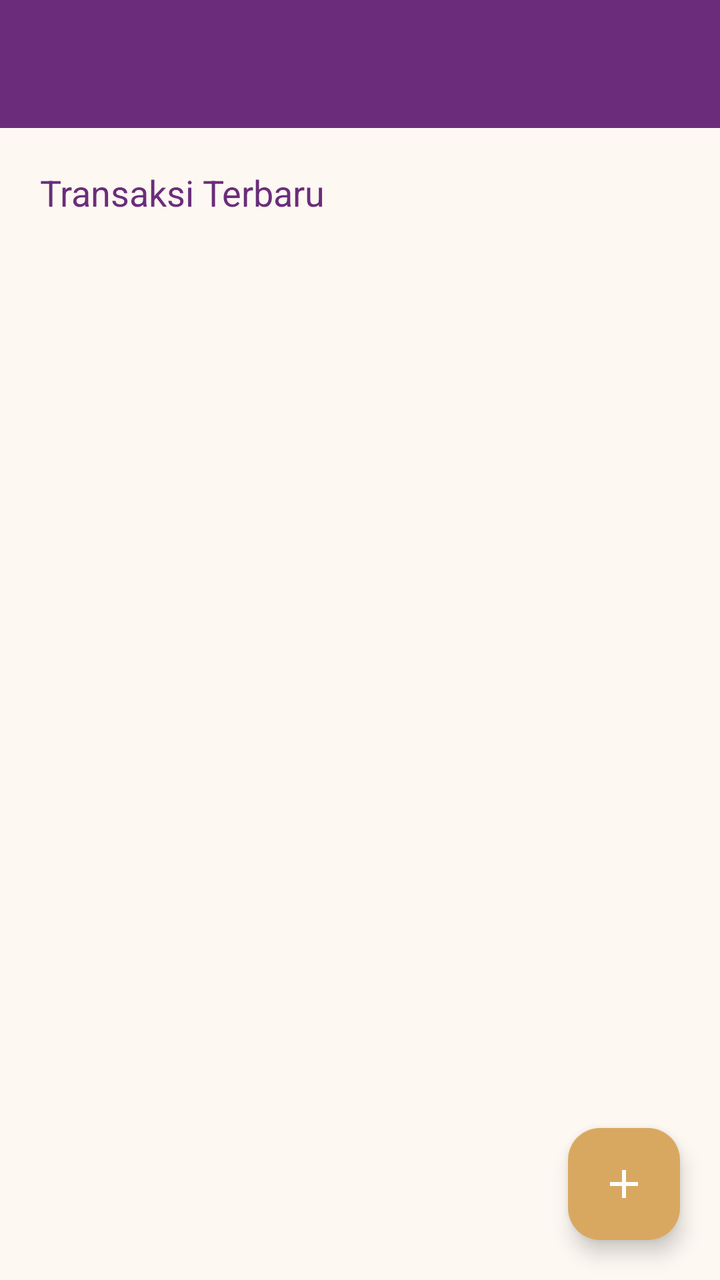
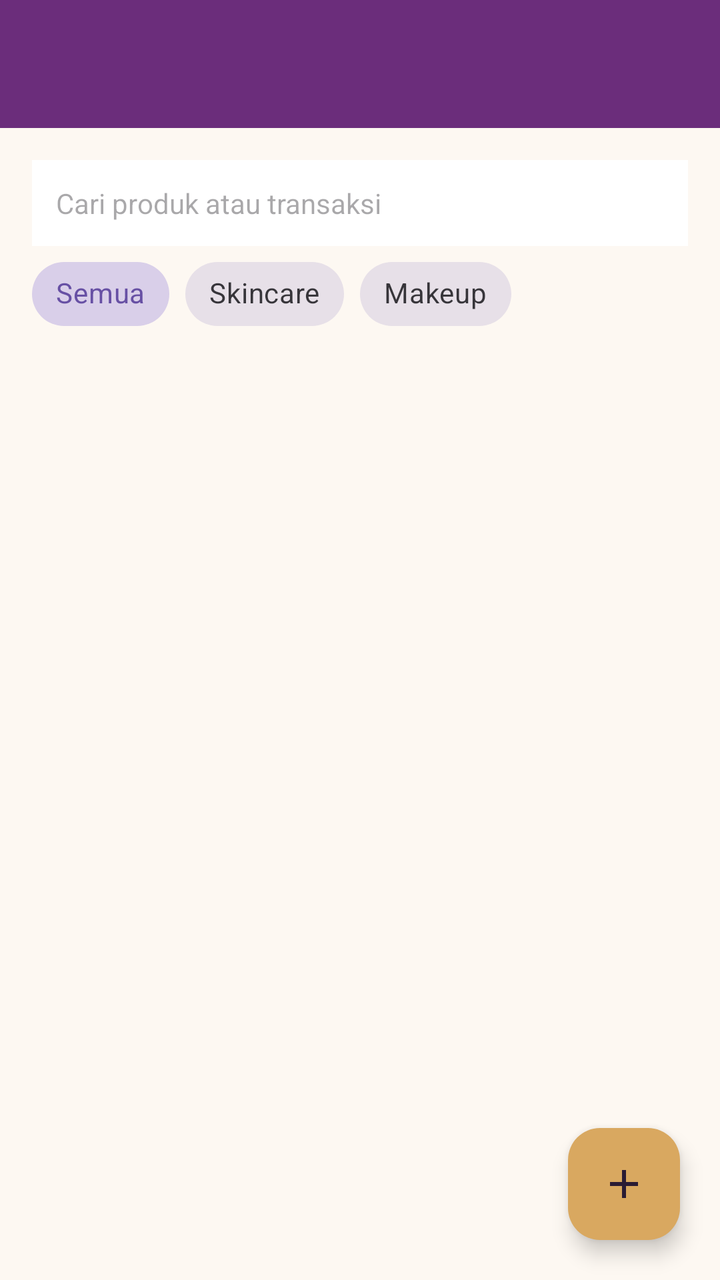

An Android layout rendered at two revisions. The XML below is the earlier revision; the diff shows what the commit changed to produce the second picture.
<!-- AndroidManifest.xml: application theme Theme.BYDSushi -->
<!-- res/layout/fragment_data.xml -->
<?xml version="1.0" encoding="utf-8"?>
<androidx.constraintlayout.widget.ConstraintLayout
    xmlns:android="http://schemas.android.com/apk/res/android"
    xmlns:app="http://schemas.android.com/apk/res-auto"
    android:layout_width="match_parent"
    android:layout_height="match_parent"
    android:background="@color/cream_bg">

    <androidx.appcompat.widget.Toolbar
        android:id="@+id/toolbar"
        android:layout_width="0dp"
        android:layout_height="?attr/actionBarSize"
        android:background="@color/purple_primary"
        android:theme="@style/ThemeOverlay.MaterialComponents.Dark.ActionBar"
        app:layout_constraintEnd_toEndOf="parent"
        app:layout_constraintStart_toStartOf="parent"
        app:layout_constraintTop_toTopOf="parent"
        app:titleTextColor="@android:color/white" />

    <androidx.core.widget.NestedScrollView
        android:layout_width="0dp"
        android:layout_height="0dp"
        android:clipToPadding="false"
        app:layout_constraintBottom_toBottomOf="parent"
        app:layout_constraintEnd_toEndOf="parent"
        app:layout_constraintStart_toStartOf="parent"
        app:layout_constraintTop_toBottomOf="@id/toolbar">

        <LinearLayout
            android:layout_width="match_parent"
            android:layout_height="wrap_content"
            android:orientation="vertical"
            android:padding="20dp">

            <TextView
                android:layout_width="wrap_content"
                android:layout_height="wrap_content"
                android:text="Transaksi Terbaru"
                android:textColor="@color/purple_primary"
                android:textSize="18sp" />

            <LinearLayout
                android:id="@+id/listPenjualan"
                android:layout_width="match_parent"
                android:layout_height="wrap_content"
                android:orientation="vertical" />

            <View
                android:layout_width="match_parent"
                android:layout_height="80dp" />
        </LinearLayout>
    </androidx.core.widget.NestedScrollView>
    <com.google.android.material.floatingactionbutton.FloatingActionButton
        android:id="@+id/fabTambah"
        android:layout_width="wrap_content"
        android:layout_height="wrap_content"
        android:layout_margin="20dp"
        android:contentDescription="Tambah data"
        android:src="@drawable/ic_add"
        app:backgroundTint="@color/gold"
        app:layout_constraintBottom_toBottomOf="parent"
        app:layout_constraintEnd_toEndOf="parent"
        app:tint="@android:color/white" />
</androidx.constraintlayout.widget.ConstraintLayout>
<!-- resources referenced by this layout -->
<resources>
  <color name="cream_bg">#FDF8F2</color>
  <color name="gold">#D9A860</color>
  <color name="purple_primary">#6B2D7B</color>
  <!-- drawable ic_add (drawable) -->
  <vector xmlns:android="http://schemas.android.com/apk/res/android" android:height="24dp" android:tint="#FFFFFF" android:viewportHeight="24" android:viewportWidth="24" android:width="24dp">
        
      <path android:fillColor="@android:color/white" android:pathData="M19,13h-6v6h-2v-6H5v-2h6V5h2v6h6v2z"/>
      
  </vector>
  <style name="Theme.BYDSushi" parent="Base.Theme.BYDSushi" />
  <style name="Base.Theme.BYDSushi" parent="Theme.Material3.DayNight.NoActionBar">
  
          
          
      </style>
</resources>

<!-- the commit's change to res/layout/fragment_data.xml (unified diff, before → after) -->
@@ -17,48 +17,84 @@
         app:layout_constraintTop_toTopOf="parent"
         app:titleTextColor="@android:color/white" />
 
-    <androidx.core.widget.NestedScrollView
+    <EditText
+        android:id="@+id/etCari"
+        android:layout_width="0dp"
+        android:layout_height="wrap_content"
+        android:layout_margin="16dp"
+        android:background="@android:color/white"
+        android:hint="Cari produk atau transaksi"
+        android:inputType="text"
+        android:padding="12dp"
+        android:textSize="14sp"
+        app:layout_constraintEnd_toEndOf="parent"
+        app:layout_constraintStart_toStartOf="parent"
+        app:layout_constraintTop_toBottomOf="@id/toolbar" />
+
+    <HorizontalScrollView
+        android:id="@+id/scrollChip"
+        android:layout_width="0dp"
+        android:layout_height="wrap_content"
+        android:scrollbars="none"
+        app:layout_constraintEnd_toEndOf="parent"
+        app:layout_constraintStart_toStartOf="parent"
+        app:layout_constraintTop_toBottomOf="@id/etCari">
+
+        <com.google.android.material.chip.ChipGroup
+            android:id="@+id/chipGroup"
+            android:layout_width="wrap_content"
+            android:layout_height="wrap_content"
+            android:paddingHorizontal="16dp"
+            app:selectionRequired="true"
+            app:singleLine="true"
+            app:singleSelection="true">
+
+            <com.google.android.material.chip.Chip
+                android:id="@+id/chipSemua"
+                style="@style/Widget.MaterialComponents.Chip.Choice"
+                android:layout_width="wrap_content"
+                android:layout_height="wrap_content"
+                android:checked="true"
+                android:text="Semua" />
+
+            <com.google.android.material.chip.Chip
+                android:id="@+id/chipSkincare"
+                style="@style/Widget.MaterialComponents.Chip.Choice"
+                android:layout_width="wrap_content"
+                android:layout_height="wrap_content"
+                android:text="Skincare" />
+
+            <com.google.android.material.chip.Chip
+                android:id="@+id/chipMakeup"
+                style="@style/Widget.MaterialComponents.Chip.Choice"
+                android:layout_width="wrap_content"
+                android:layout_height="wrap_content"
+                android:text="Makeup" />
+        </com.google.android.material.chip.ChipGroup>
+    </HorizontalScrollView>
+
+    <androidx.recyclerview.widget.RecyclerView
+        android:id="@+id/rvPenjualan"
         android:layout_width="0dp"
         android:layout_height="0dp"
         android:clipToPadding="false"
+        android:paddingTop="8dp"
+        android:paddingBottom="80dp"
         app:layout_constraintBottom_toBottomOf="parent"
         app:layout_constraintEnd_toEndOf="parent"
         app:layout_constraintStart_toStartOf="parent"
-        app:layout_constraintTop_toBottomOf="@id/toolbar">
+        app:layout_constraintTop_toBottomOf="@id/scrollChip" />
 
-        <LinearLayout
-            android:layout_width="match_parent"
-            android:layout_height="wrap_content"
-            android:orientation="vertical"
-            android:padding="20dp">
-
-            <TextView
-                android:layout_width="wrap_content"
-                android:layout_height="wrap_content"
-                android:text="Transaksi Terbaru"
-                android:textColor="@color/purple_primary"
-                android:textSize="18sp" />
-
-            <LinearLayout
-                android:id="@+id/listPenjualan"
-                android:layout_width="match_parent"
-                android:layout_height="wrap_content"
-                android:orientation="vertical" />
-
-            <View
-                android:layout_width="match_parent"
-                android:layout_height="80dp" />
-        </LinearLayout>
-    </androidx.core.widget.NestedScrollView>
     <com.google.android.material.floatingactionbutton.FloatingActionButton
         android:id="@+id/fabTambah"
         android:layout_width="wrap_content"
         android:layout_height="wrap_content"
         android:layout_margin="20dp"
-        android:contentDescription="Tambah data"
+        android:contentDescription="Tambah penjualan"
         android:src="@drawable/ic_add"
         app:backgroundTint="@color/gold"
         app:layout_constraintBottom_toBottomOf="parent"
         app:layout_constraintEnd_toEndOf="parent"
-        app:tint="@android:color/white" />
+        app:tint="@color/text_primary" />
+
 </androidx.constraintlayout.widget.ConstraintLayout>
<!-- resource entries referenced after the edit -->
@@ -3,6 +3,7 @@
   <color name="cream_bg">#FDF8F2</color>
   <color name="gold">#D9A860</color>
   <color name="purple_primary">#6B2D7B</color>
+  <color name="text_primary">#2B1B33</color>
   <!-- drawable ic_add (drawable) -->
   <vector xmlns:android="http://schemas.android.com/apk/res/android" android:height="24dp" android:tint="#FFFFFF" android:viewportHeight="24" android:viewportWidth="24" android:width="24dp">
         
